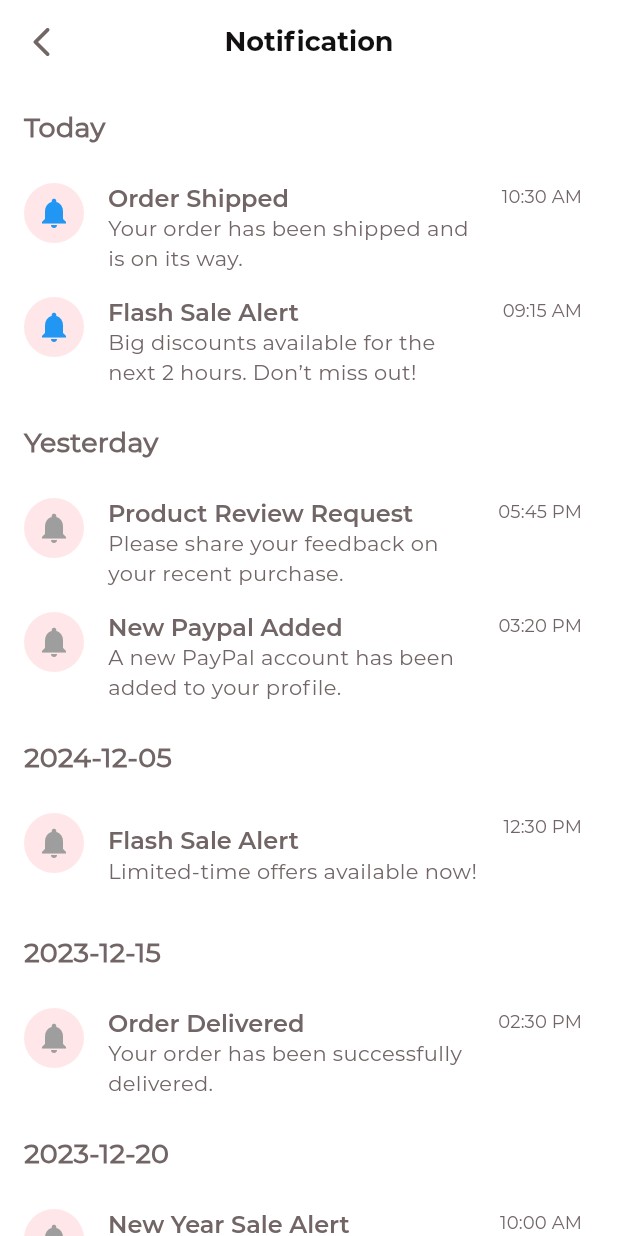
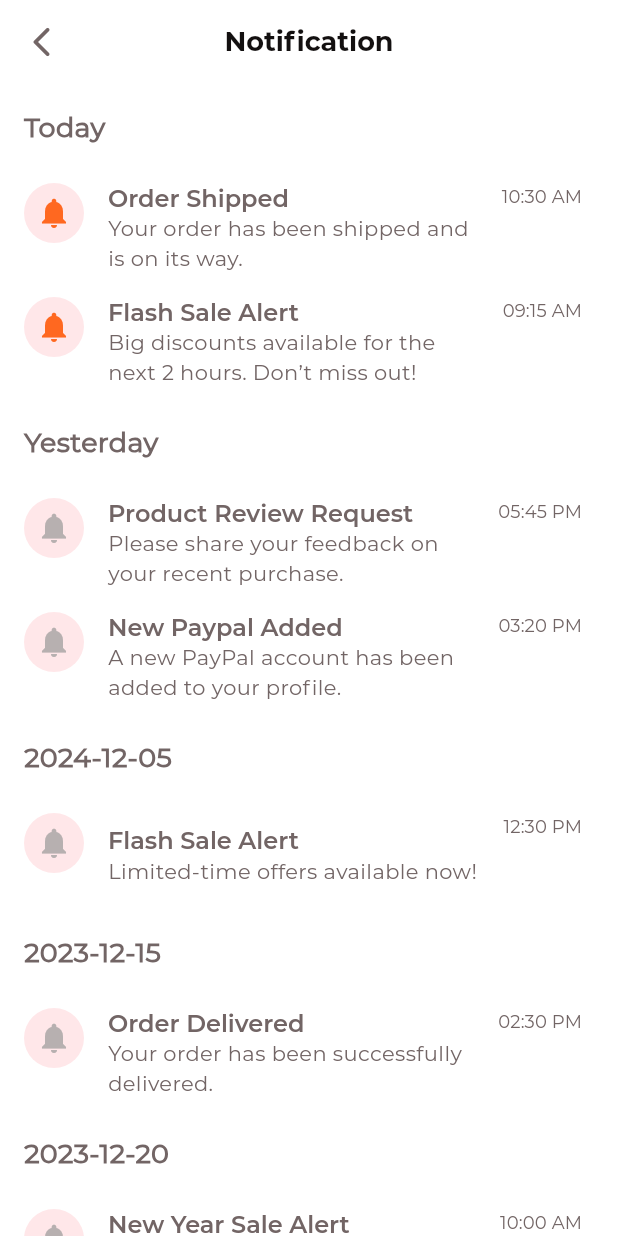
Before and after one commit to tulasireddytulasi/SpicyPickles, a Flutter app: the NotificationScreen screen opened directly, on a phone screen of 412 x 824 dp. Run offline on Flutter 3.47's test engine with Material 3 defaults, Android fonts, the phone set to English and light mode, and no system bars; our stand-ins replace bloc, equatable, flutter_bloc, flutter_svg, infinite_scroll_pagination, lottie.

Commit message:
Added inkWell Widget

```diff
--- a/lib/presentation/notifications/widget/notification_card.dart
+++ b/lib/presentation/notifications/widget/notification_card.dart
@@ -10,7 +10,9 @@ class NotificationTile extends StatelessWidget {
 
   @override
   Widget build(BuildContext context) {
-    return ListTile(
+    return InkWell(
+      onTap: (){},
+      child: ListTile(
         titleAlignment: ListTileTitleAlignment.top,
         leading: ClipOval(
           child: ColoredBox(
@@ -19,7 +21,7 @@ class NotificationTile extends StatelessWidget {
               padding: const EdgeInsets.all(8.0),
               child: Icon(
                 Icons.notifications, // Use different icons based on `notification['icon']`
-              color: notification['isNew'] ? Colors.blue : Colors.grey,
+                color: notification['isNew'] ? AppColors.vividOrange : AppColors.grey,
               ),
             ),
           ),
@@ -33,6 +35,7 @@ class NotificationTile extends StatelessWidget {
           DateFormat('hh:mm a').format(DateTime.parse(notification['timestamp'])),
           style: context.textStyle?.titleSmall,
         ),
+      ),
     );
   }
 }
```
Lines whose indentation alone changed are shown as unchanged.
